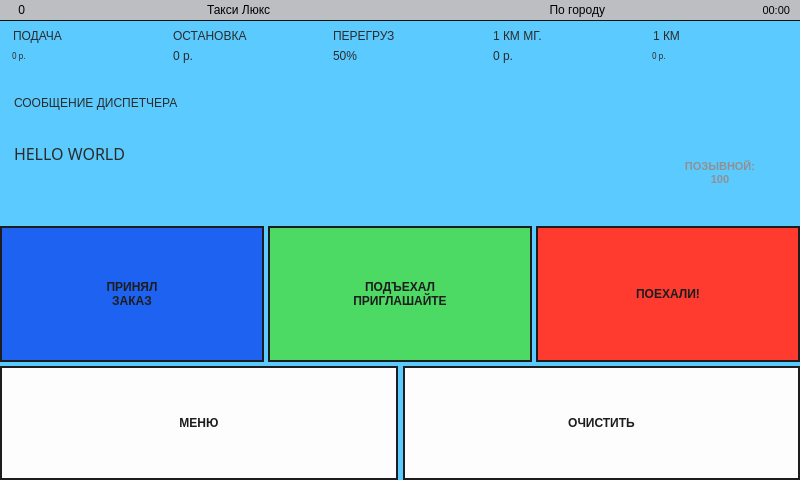
Above: indigotaxi.ui from koolkhel/wince-taximeter before the change. Below: the same form after it.
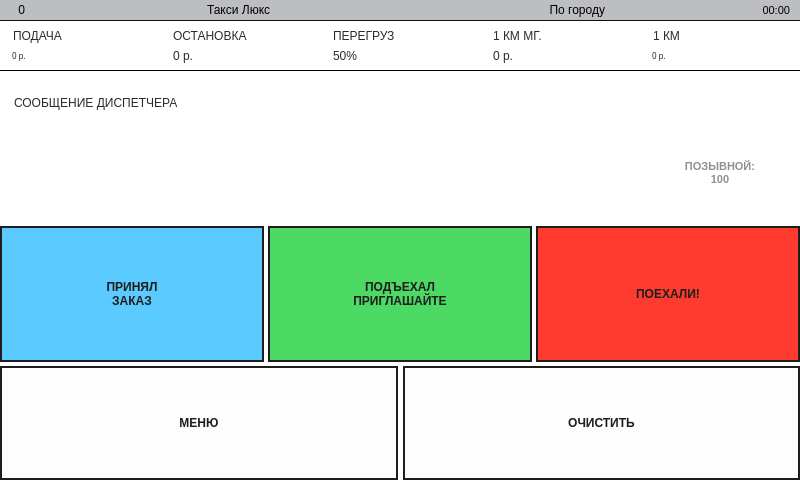
That is the form after the change. Icons and pictures are not drawn.

Commit message: light color theme

What changed in the file:
```diff
--- a/indigotaxi.ui
+++ b/indigotaxi.ui
@@ -135,7 +135,8 @@
 
 
 * {
-	background: #5BCAFF;
+	/* background: #5BCAFF; */
+	background: white;
 	color: #2b2b2b;
 }
 
@@ -154,13 +155,20 @@
 }
 
 #taxiRateFrame * {
+/*
 	background: #5BCAFF;
+*/
+	background: white;
 	color: #2b2b2b;
 }
 
 #taxiRateFrame {
+/*
 	background: #5BCAFF;
+*/
+	background: white;
 	border-top: 1px solid #101010;
+	border-bottom: 1px solid black;
 }
 
 #driverNumberButton, #orderPageDriverNumberButton {
@@ -206,16 +214,17 @@
 }
 
 QTabBar::tab:selected {
-	background: #5856D6;
+	background: #5BCAFF;
 }
 
 QTabBar::tab:!selected {
-	background: #8E8E93;
+	background: #DBDDDE;
+	border: 1px solid black;
 }
 
 /* three main buttons */
 #moveToClientButton{
-	background: #1D62F0;
+	background: #5BCAFF;
 }
 
 #inPlaceButton {
@@ -229,7 +238,7 @@
 #inPlaceButton[enabled=&quot;false&quot;],
 #moveToClientButton[enabled=&quot;false&quot;],
 #startClientMoveButton[enabled=&quot;false&quot;] {
-	background: #426063;
+	background: #DBDDDE;
 	color: #364c4e;
 }
 
@@ -245,7 +254,7 @@
 }
 
 #overloadButton {
-	background: #4c66b0;
+	background: #8E8E93;
 }
 
 #overloadButton:checked {
@@ -253,7 +262,7 @@
 }
 
 #trainCrossButton {
-	background: #5856D6;
+	background: #5BCAFF;
 }
 
 #trainCrossButton:checked {
@@ -775,7 +784,7 @@
                  <bool>true</bool>
                 </property>
                 <property name="plainText">
-                 <string>HELLO WORLD</string>
+                 <string/>
                 </property>
                 <property name="textInteractionFlags">
                  <set>Qt::NoTextInteraction</set>
@@ -846,7 +855,7 @@
             <item>
              <widget class="QPushButton" name="moveToClientButton">
               <property name="enabled">
-               <bool>true</bool>
+               <bool>false</bool>
               </property>
               <property name="sizePolicy">
                <sizepolicy hsizetype="Preferred" vsizetype="Preferred">
```
Left out of the diff: 4 changed lines with no effect on the pictures.
